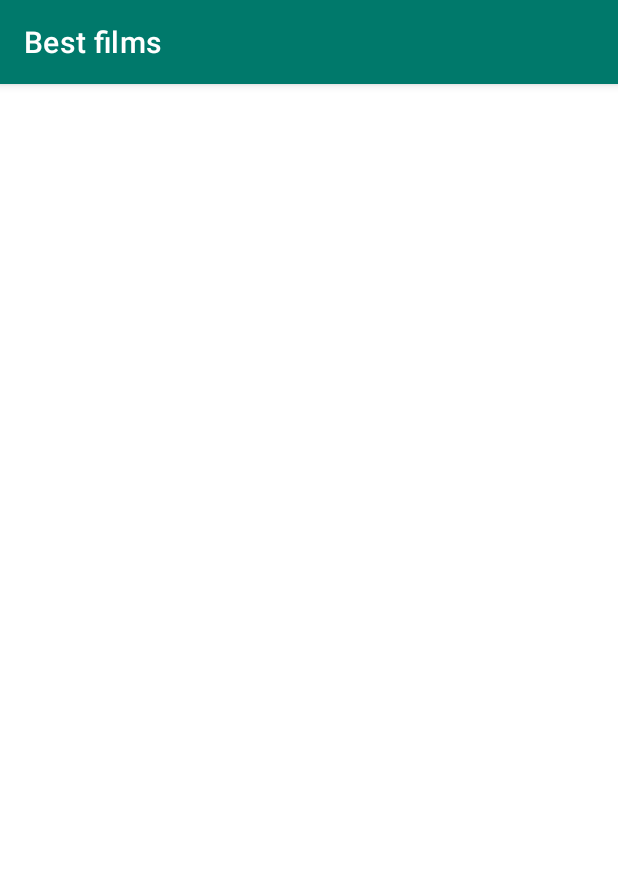
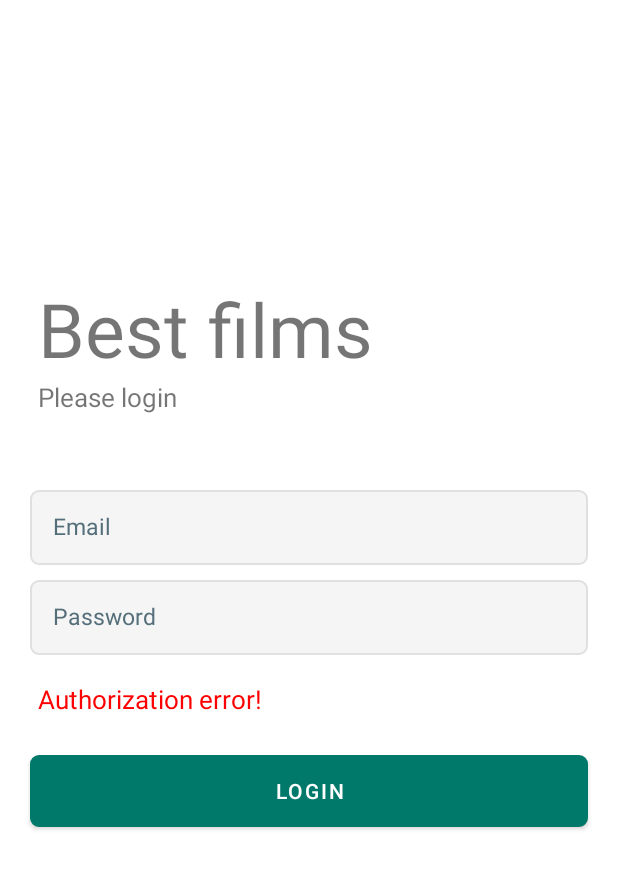
Before and after one commit to newpdv/FilmApp, an Android app: the screen it shows after launch (ListActivity before the commit, LoginActivity after it), after a tap on "LOGIN", on a phone screen of 412 x 824 dp. Shown: the top 869 px of the screen. Run offline under Robolectric (Android 15) with nearby library versions, the phone set to English and light mode, and no system bars.

Commit message:
Added auth

```diff
--- a/app/src/main/java/com/example/lab3/LoginActivity.kt
+++ b/app/src/main/java/com/example/lab3/LoginActivity.kt
@@ -3,10 +3,32 @@ package com.example.lab3
 import android.content.Intent
 import androidx.appcompat.app.AppCompatActivity
 import android.os.Bundle
+import android.view.View
 import android.widget.Button
+import android.widget.EditText
+import android.widget.TextView
+import java.security.MessageDigest
 
 class LoginActivity : AppCompatActivity() {
     private lateinit var loginButton: Button
+    private lateinit var formEmail: EditText
+    private lateinit var formPassword: EditText
+    private lateinit var authError: TextView
+
+    private var userList: Map<String, String> = mapOf(
+        "test@test.com" to "65e84be33532fb784c48129675f9eff3a682b27168c0ea744b2cf58ee02337c5", // qwerty
+        "admin@test.com" to "8d969eef6ecad3c29a3a629280e686cf0c3f5d5a86aff3ca12020c923adc6c92" // 123456
+    )
+
+    private var premiumUsers: Map<String, Boolean> = mapOf(
+        "admin@test.com" to true
+    )
+
+    private fun hashString(input: String): String {
+        return MessageDigest.getInstance("SHA-256")
+                            .digest(input.toByteArray())
+                            .fold("") { str, it -> str + "%02x".format(it) }
+    }
 
     override fun onCreate(savedInstanceState: Bundle?) {
         super.onCreate(savedInstanceState)
@@ -14,9 +36,37 @@ class LoginActivity : AppCompatActivity() {
 
         loginButton = findViewById(R.id.btn_login)
 
+        formEmail = findViewById(R.id.et_email)
+        formPassword = findViewById(R.id.et_password)
+
+        authError = findViewById(R.id.log_error)
+
         loginButton.setOnClickListener {
-            val intent = Intent(this, ListActivity::class.java)
-            startActivity(intent)
+            if (authorize(formEmail.text.toString(), formPassword.text.toString()))
+            {
+                authError.visibility = View.INVISIBLE
+
+                var userPremium = false
+                if (this.premiumUsers.contains(formEmail.text.toString()))
+                    userPremium = this.premiumUsers[formEmail.text.toString()] == true
+
+                val intent = Intent(this, ListActivity::class.java)
+                intent.putExtra("USER_PREMIUM", userPremium)
+                startActivity(intent)
+            }
+            else
+            {
+                authError.visibility = View.VISIBLE
+            }
         }
     }
+
+    private fun authorize(email: String, password: String): Boolean
+    {
+        if (this.userList.contains(email)) {
+            return this.userList[email] == hashString(password)
+        }
+
+        return false
+    }
 }
--- a/app/src/main/res/layout/activity_login.xml
+++ b/app/src/main/res/layout/activity_login.xml
@@ -57,11 +57,23 @@
         android:textColorHint="#546E7A"
         android:textSize="15sp" />
 
+    <TextView
+        android:id="@+id/log_error"
+        android:layout_width="wrap_content"
+        android:layout_height="wrap_content"
+        android:layout_below="@id/et_password"
+        android:layout_marginStart="25dp"
+        android:layout_marginBottom="10dp"
+        android:text="Authorization error!"
+        android:textSize="17sp"
+        android:textColor="#ff0000"
+        android:visibility="invisible"/>
+
     <Button
         android:id="@+id/btn_login"
         android:layout_width="match_parent"
         android:layout_height="wrap_content"
-        android:layout_below="@id/et_password"
+        android:layout_below="@id/log_error"
         android:layout_marginStart="20dp"
         android:layout_marginTop="15dp"
         android:layout_marginEnd="20dp"
```
Also changed, not shown: app/src/main/java/com/example/lab3/ListActivity.kt (+9 -1 lines).
